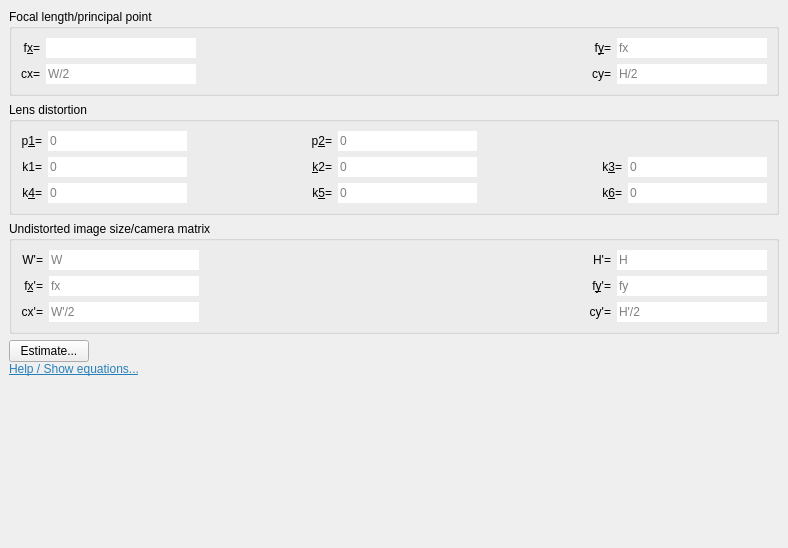
Old version of the form main/CalibrationDataDockWidget.ui in the repository fabio-d/camera-calibration-studio.
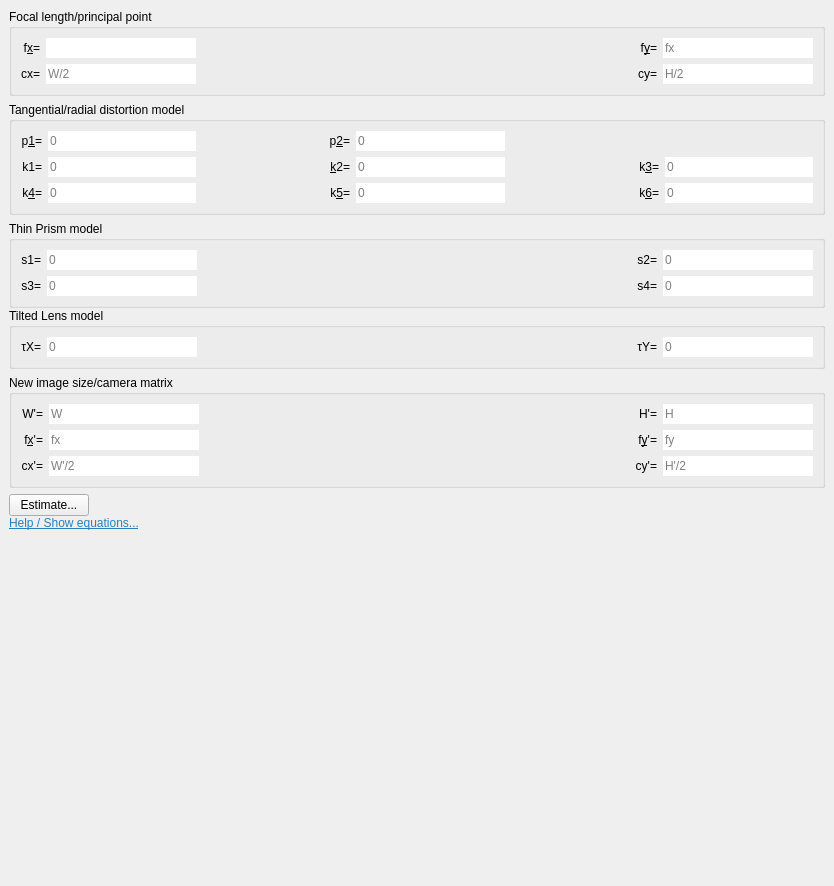
New version of the form. The open tabs and pages were chosen to show the change.

Commit message: More options for calibration parameter estimation

Patch:
```diff
--- a/main/CalibrationDataDockWidget.ui
+++ b/main/CalibrationDataDockWidget.ui
@@ -6,8 +6,8 @@
    <rect>
     <x>0</x>
     <y>0</y>
-    <width>788</width>
-    <height>548</height>
+    <width>834</width>
+    <height>886</height>
    </rect>
   </property>
   <widget class="QStackedWidget" name="dockWidgetContents">
@@ -63,9 +63,9 @@
      <property name="geometry">
       <rect>
        <x>0</x>
-       <y>-85</y>
-       <width>764</width>
-       <height>585</height>
+       <y>0</y>
+       <width>830</width>
+       <height>838</height>
       </rect>
      </property>
      <layout class="QVBoxLayout" name="parametersLayout">
@@ -221,7 +221,7 @@
          </sizepolicy>
         </property>
         <property name="title">
-         <string>Lens distortion</string>
+         <string>Tangential/radial distortion model</string>
         </property>
         <layout class="QGridLayout" name="gridLayout">
          <item row="6" column="5">
@@ -495,6 +495,256 @@
         </layout>
        </widget>
       </item>
+      <item>
+       <layout class="QVBoxLayout" name="verticalLayout_2">
+        <property name="spacing">
+         <number>0</number>
+        </property>
+        <property name="sizeConstraint">
+         <enum>QLayout::SetMinimumSize</enum>
+        </property>
+        <item>
+         <widget class="QGroupBox" name="groupBox_5">
+          <property name="sizePolicy">
+           <sizepolicy hsizetype="Minimum" vsizetype="Minimum">
+            <horstretch>0</horstretch>
+            <verstretch>0</verstretch>
+           </sizepolicy>
+          </property>
+          <property name="title">
+           <string>Thin Prism model</string>
+          </property>
+          <layout class="QGridLayout" name="gridLayout_4">
+           <item row="0" column="0">
+            <widget class="QLabel" name="label_24">
+             <property name="text">
+              <string>s1=</string>
+             </property>
+             <property name="alignment">
+              <set>Qt::AlignRight|Qt::AlignTrailing|Qt::AlignVCenter</set>
+             </property>
+             <property name="buddy">
+              <cstring>finalWidthLineEdit</cstring>
+             </property>
+            </widget>
+           </item>
+           <item row="0" column="1">
+            <widget class="QLineEdit" name="s1LineEdit">
+             <property name="maximumSize">
+              <size>
+               <width>150</width>
+               <height>16777215</height>
+              </size>
+             </property>
+             <property name="frame">
+              <bool>false</bool>
+             </property>
+             <property name="placeholderText">
+              <string>0</string>
+             </property>
+             <property name="clearButtonEnabled">
+              <bool>true</bool>
+             </property>
+            </widget>
+           </item>
+           <item row="0" column="2">
+            <widget class="QLabel" name="label_25">
+             <property name="sizePolicy">
+              <sizepolicy hsizetype="MinimumExpanding" vsizetype="Preferred">
+               <horstretch>0</horstretch>
+               <verstretch>0</verstretch>
+              </sizepolicy>
+             </property>
+             <property name="text">
+              <string>s2=</string>
+             </property>
+             <property name="alignment">
+              <set>Qt::AlignRight|Qt::AlignTrailing|Qt::AlignVCenter</set>
+             </property>
+             <property name="buddy">
+              <cstring>finalHeightLineEdit</cstring>
+             </property>
+            </widget>
+           </item>
+           <item row="0" column="3">
+            <widget class="QLineEdit" name="s2LineEdit">
+             <property name="maximumSize">
+              <size>
+               <width>150</width>
+               <height>16777215</height>
+              </size>
+             </property>
+             <property name="frame">
+              <bool>false</bool>
+             </property>
+             <property name="placeholderText">
+              <string>0</string>
+             </property>
+             <property name="clearButtonEnabled">
+              <bool>true</bool>
+             </property>
+            </widget>
+           </item>
+           <item row="1" column="0">
+            <widget class="QLabel" name="label_23">
+             <property name="text">
+              <string>s3=</string>
+             </property>
+             <property name="alignment">
+              <set>Qt::AlignRight|Qt::AlignTrailing|Qt::AlignVCenter</set>
+             </property>
+             <property name="buddy">
+              <cstring>finalFxLineEdit</cstring>
+             </property>
+            </widget>
+           </item>
+           <item row="1" column="1">
+            <widget class="QLineEdit" name="s3LineEdit">
+             <property name="maximumSize">
+              <size>
+               <width>150</width>
+               <height>16777215</height>
+              </size>
+             </property>
+             <property name="frame">
+              <bool>false</bool>
+             </property>
+             <property name="placeholderText">
+              <string>0</string>
+             </property>
+             <property name="clearButtonEnabled">
+              <bool>true</bool>
+             </property>
+            </widget>
+           </item>
+           <item row="1" column="2">
+            <widget class="QLabel" name="label_26">
+             <property name="sizePolicy">
+              <sizepolicy hsizetype="MinimumExpanding" vsizetype="Preferred">
+               <horstretch>0</horstretch>
+               <verstretch>0</verstretch>
+              </sizepolicy>
+             </property>
+             <property name="text">
+              <string>s4=</string>
+             </property>
+             <property name="alignment">
+              <set>Qt::AlignRight|Qt::AlignTrailing|Qt::AlignVCenter</set>
+             </property>
+             <property name="buddy">
+              <cstring>finalFyLineEdit</cstring>
+             </property>
+            </widget>
+           </item>
+           <item row="1" column="3">
+            <widget class="QLineEdit" name="s4LineEdit">
+             <property name="maximumSize">
+              <size>
+               <width>150</width>
+               <height>16777215</height>
+              </size>
+             </property>
+             <property name="frame">
+              <bool>false</bool>
+             </property>
+             <property name="placeholderText">
+              <string>0</string>
+             </property>
+             <property name="clearButtonEnabled">
+              <bool>true</bool>
+             </property>
+            </widget>
+           </item>
+          </layout>
+         </widget>
+        </item>
+        <item>
+         <widget class="QGroupBox" name="groupBox_4">
+          <property name="sizePolicy">
+           <sizepolicy hsizetype="Minimum" vsizetype="Minimum">
+            <horstretch>0</horstretch>
+            <verstretch>0</verstretch>
+           </sizepolicy>
+          </property>
+          <property name="title">
+           <string>Tilted Lens model</string>
+          </property>
+          <layout class="QGridLayout" name="gridLayout_5">
+           <item row="0" column="0">
+            <widget class="QLabel" name="label_27">
+             <property name="text">
+              <string>τX=</string>
+             </property>
+             <property name="alignment">
+              <set>Qt::AlignRight|Qt::AlignTrailing|Qt::AlignVCenter</set>
+             </property>
+             <property name="buddy">
+              <cstring>finalWidthLineEdit</cstring>
+             </property>
+            </widget>
+           </item>
+           <item row="0" column="1">
+            <widget class="QLineEdit" name="tauXLineEdit">
+             <property name="maximumSize">
+              <size>
+               <width>150</width>
+               <height>16777215</height>
+              </size>
+             </property>
+             <property name="frame">
+              <bool>false</bool>
+             </property>
+             <property name="placeholderText">
+              <string>0</string>
+             </property>
+             <property name="clearButtonEnabled">
+              <bool>true</bool>
+             </property>
+            </widget>
+           </item>
+           <item row="0" column="2">
+            <widget class="QLabel" name="label_28">
+             <property name="sizePolicy">
+              <sizepolicy hsizetype="MinimumExpanding" vsizetype="Preferred">
+               <horstretch>0</horstretch>
+               <verstretch>0</verstretch>
+              </sizepolicy>
+             </property>
+             <property name="text">
+              <string>τY=</string>
+             </property>
+             <property name="alignment">
+              <set>Qt::AlignRight|Qt::AlignTrailing|Qt::AlignVCenter</set>
+             </property>
+             <property name="buddy">
+              <cstring>finalHeightLineEdit</cstring>
+             </property>
+            </widget>
+           </item>
+           <item row="0" column="3">
+            <widget class="QLineEdit" name="tauYLineEdit">
+             <property name="maximumSize">
+              <size>
+               <width>150</width>
+               <height>16777215</height>
+              </size>
+             </property>
+             <property name="frame">
+              <bool>false</bool>
+             </property>
+             <property name="placeholderText">
+              <string>0</string>
+             </property>
+             <property name="clearButtonEnabled">
+              <bool>true</bool>
+             </property>
+            </widget>
+           </item>
+          </layout>
+         </widget>
+        </item>
+       </layout>
+      </item>
       <item>
        <widget class="QGroupBox" name="groupBox_3">
         <property name="sizePolicy">
@@ -504,7 +754,7 @@
          </sizepolicy>
         </property>
         <property name="title">
-         <string>Undistorted image size/camera matrix</string>
+         <string>New image size/camera matrix</string>
         </property>
         <layout class="QGridLayout" name="gridLayout_2">
          <item row="1" column="0">
```
Left out of the diff: 10 changed lines with no effect on the pictures. The commit also changes 13 other files.
